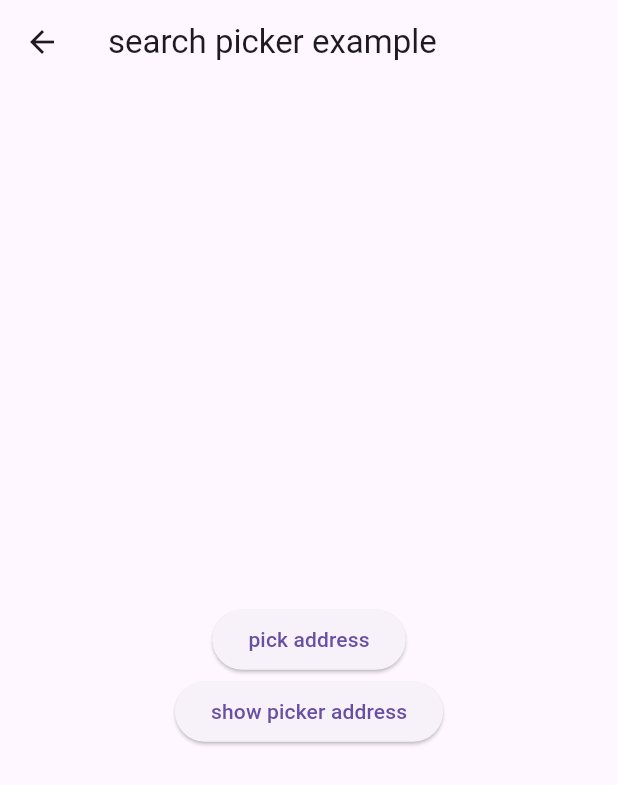
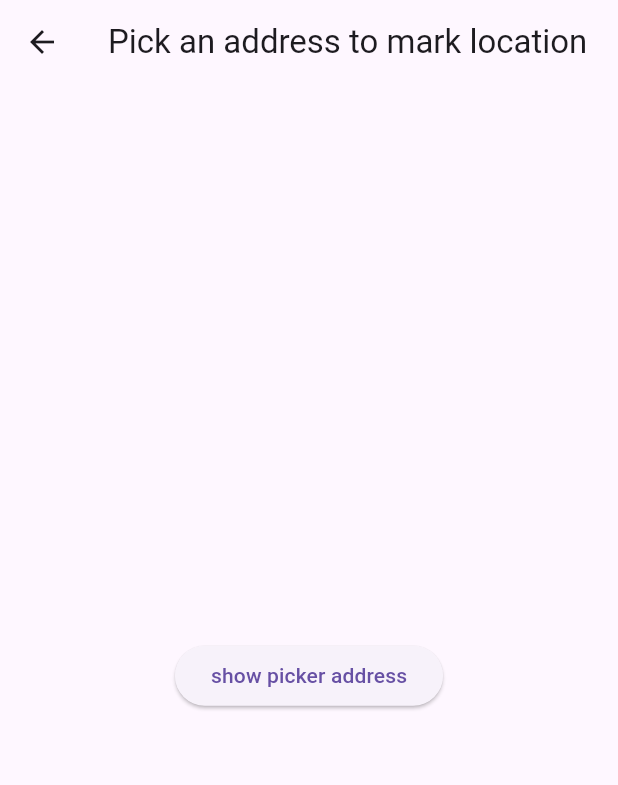
Before and after one commit to dhirajchaurasiya/Progress-Feed-App, a Flutter app: the LocationAppExample screen opened by its route, after a tap on "show picker address", on a phone screen of 412 x 824 dp. Shown: the top 785 px of the screen. Run offline on Flutter 3.47's test engine with Material 3 defaults, Android fonts, the phone set to English and light mode, and no system bars; our stand-ins replace flutter_map, geolocator, image_picker, latlong2; missing offline and left inert: dart:ffi, flutter_osm_plugin, pointer_interceptor.

```diff
--- a/lib/main.dart
+++ b/lib/main.dart
@@ -24,7 +24,7 @@ void main() {
   runApp(
     MaterialApp(
       debugShowCheckedModeBanner: false,
-      initialRoute: 'picker',
+      initialRoute: 'mapSupervisor',
       routes: {
         'signUpUser': (context) => SignUpUser(),
         'signUpContractor': (context) => SignUpContractor(),
--- a/lib/picker.dart
+++ b/lib/picker.dart
@@ -16,7 +16,7 @@ class _LocationAppExampleState extends State<LocationAppExample> {
   Widget build(BuildContext context) {
     return Scaffold(
       appBar: AppBar(
-        title: Text("search picker example"),
+        title: Text("Pick an address to mark location"),
       ),
       body: Center(
         child: Column(
@@ -37,15 +37,17 @@ class _LocationAppExampleState extends State<LocationAppExample> {
             ),
             Column(
               children: [
-                ElevatedButton(
-                  onPressed: () async {
-                    var p = await Navigator.pushNamed(context, "/search");
-                    if (p != null) {
-                      notifier.value = p as GeoPoint;
-                    }
-                  },
-                  child: Text("pick address"),
-                ),
+                // ElevatedButton(
+                //   onPressed: () async {
+                //     var p = await Navigator.pushNamed(context, "/search");
+                //     if (p != null) {
+                //       notifier.value = p as GeoPoint;
+                //       print("lat long receiver");
+                //     }
+                //   },
+                //   child: Text("pick address"),
+                // ),
+
                 ElevatedButton(
                   onPressed: () async {
                     var p = await showSimplePickerLocation(
@@ -57,13 +59,14 @@ class _LocationAppExampleState extends State<LocationAppExample> {
                         initZoom: 8,
                       ),
                       initPosition: GeoPoint(
-                        latitude: 47.4358055,
-                        longitude: 8.4737324,
+                        latitude: 27.69803,
+                        longitude: 83.46546,
                       ),
                       radius: 8.0,
                     );
                     if (p != null) {
                       notifier.value = p;
+                      print("picked lat long");
                     }
                   },
                   child: Text("show picker address"),
```
Also changed, not shown: lib/pages/supervisor/mapSupervisor.dart (+71 -13 lines).
